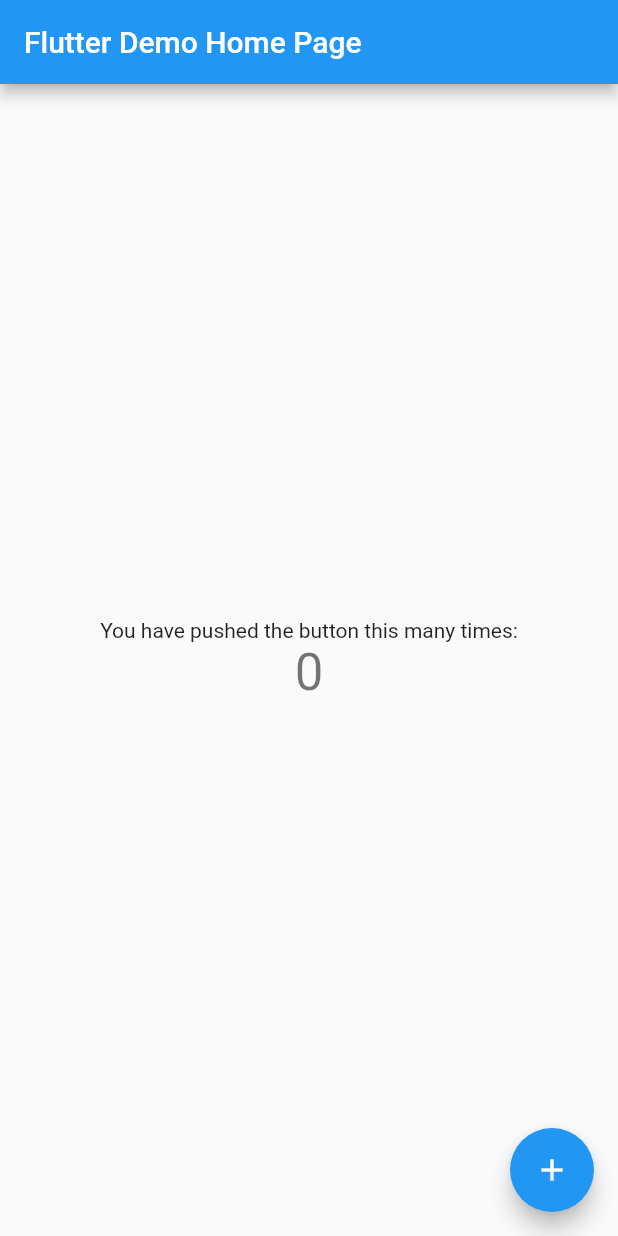
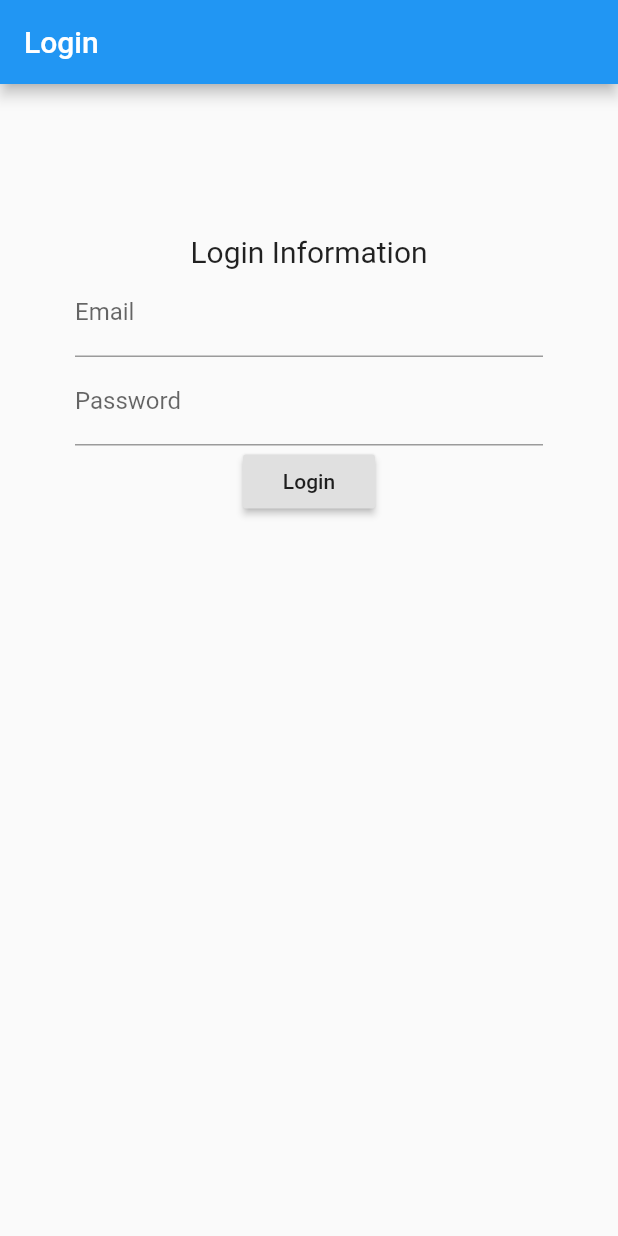
Before and after one commit to Analisis2Usac/AYD2_G3AppMovil, a Flutter app: the screen it shows after launch, on a phone screen of 412 x 824 dp. Run offline on Flutter 3.47's test engine with Material 2 defaults, Android fonts, the phone set to English and light mode, and no system bars.

Commit message:
Creacion Login Fisico
Creacion del login

```diff
--- /dev/null
+++ b/flutter_app/lib/login_page.dart
@@ -0,0 +1,41 @@
+import 'package:flutter/material.dart';
+
+class LoginPage extends StatefulWidget {
+  @override
+  _LoginPageState createState() => _LoginPageState();
+}
+
+class _LoginPageState extends State<LoginPage> {
+  final _formkey = GlobalKey<FormState>();
+  String _password;
+  String _email;
+  @override
+  Widget build(BuildContext context) {
+    return Scaffold(
+      appBar: AppBar(
+        title: Text("Login"),
+      ),
+      body: Container(
+        padding: EdgeInsets.all(50.0),
+        child: Column(
+          children: <Widget>[
+            SizedBox(height: 50,),
+            Text(
+                'Login Information' ,
+              style: TextStyle(fontSize:20),
+                ),
+            TextFormField(
+              onSaved: (value) => _email = value,
+              keyboardType: TextInputType.emailAddress,
+              decoration: InputDecoration(labelText: "Email")),
+            TextFormField(
+              onSaved: (value) => _password = value,
+              obscureText: true,
+              decoration: InputDecoration(labelText:"Password")),
+            RaisedButton(child: Text('Login'), onPressed: () {} ,)
+          ],
+        )
+      ),
+    );
+  }
+}
--- a/flutter_app/lib/main.dart
+++ b/flutter_app/lib/main.dart
@@ -1,4 +1,5 @@
 import 'package:flutter/material.dart';
+import 'package:flutter_app/login_page.dart';
 
 void main() => runApp(MyApp());
 
@@ -20,7 +21,7 @@ class MyApp extends StatelessWidget {
         // is not restarted.
         primarySwatch: Colors.blue,
       ),
-      home: MyHomePage(title: 'Flutter Demo Home Page'),
+      home: LoginPage(),
     );
   }
 }
```
Also changed, not shown: flutter_app/pubspec.lock, 1 other file.
